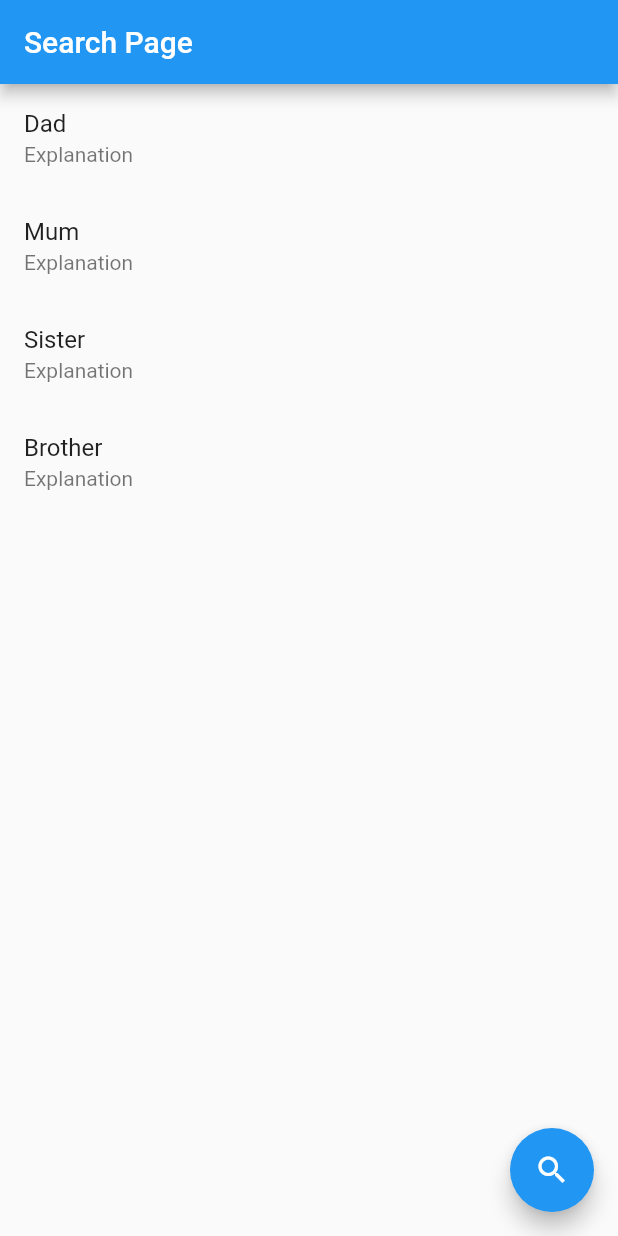
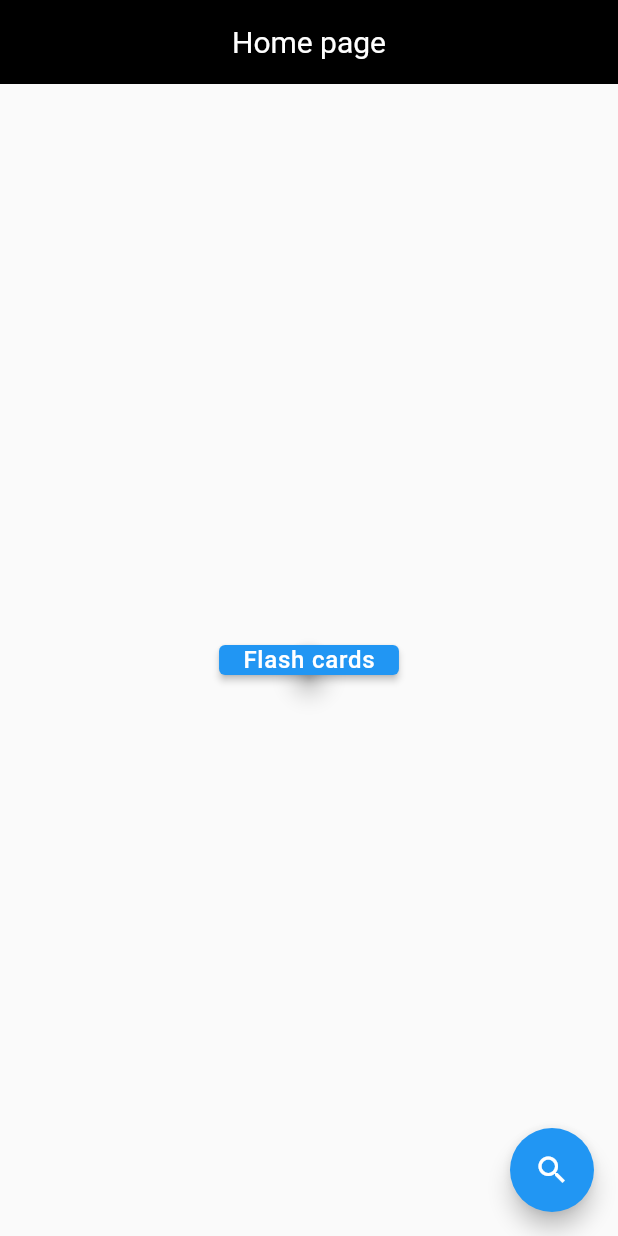
Before and after one commit to eba472/mango-mobile, a Flutter app: the screen it shows after launch, on a phone screen of 412 x 824 dp. Run offline on Flutter 3.47's test engine with Material 2 defaults, Android fonts, the phone set to English and light mode, and no system bars; our stand-ins replace google_fonts; Roboto replaces fonts that are missing (Acme).

Commit message:
#28
~Added google fonts
~TextStyle
~Flash card menu
etc

```diff
--- a/mobile/lib/main.dart
+++ b/mobile/lib/main.dart
@@ -1,10 +1,9 @@
-// ignore_for_file: avoid_print
+// ignore_for_file: avoid_print, prefer_const_constructors
 
 import 'package:flutter/material.dart';
 import 'package:mobile/search_page.dart';
+import 'package:google_fonts/google_fonts.dart';
 
-/// This is a very simple class, used to
-/// demo the `SearchPage` package
 class Words implements Comparable<Words> {
   final String chars;
 
@@ -33,10 +32,12 @@ class MyApp extends StatelessWidget {
 
 class MyHomePage extends StatelessWidget {
   static const word = [
-    Words('Dad'),
-    Words('Mum'),
+    Words('Father'),
+    Words('Mother'),
     Words('Sister'),
     Words('Brother'),
+    Words('Dog'),
+    Words('Apple'),
   ];
 
   const MyHomePage({super.key});
@@ -45,19 +46,54 @@ class MyHomePage extends StatelessWidget {
   Widget build(BuildContext context) {
     return Scaffold(
       appBar: AppBar(
-        title: const Text('Search Page'),
+        backgroundColor: Colors.black,
+        elevation: 0.0,
+        centerTitle: true,
+        title: Text(
+          'Home page',
+          style: GoogleFonts.acme(
+            textStyle: Theme.of(context).textTheme.headline4,
+            color: Color.fromARGB(255, 255, 255, 255),
+            fontSize: 20.0,
+          ),
+        ),
       ),
-      body: ListView.builder(
-        itemCount: word.length,
-        itemBuilder: (context, index) {
-          final word_s = word[index];
-
-          return ListTile(
-            title: Text(word_s.chars),
-            subtitle: Text('Explanation'),
-          );
-        },
-      ),
+      body: Center(
+          child: SizedBox(
+        width: 300.0,
+        height: 20.0,
+        child: FloatingActionButton(
+          // hoverElevation: 10,
+          // children: <Widget>[
+          //   SizedBox(height: 15.0),
+          //   Text(
+          //     'Flash cards',
+          //     style: GoogleFonts.acme(
+          //       textStyle: Theme.of(context).textTheme.headline4,
+          //       color: Color.fromARGB(255, 204, 105, 39),
+          //       fontSize: 24.0,
+          //     ),
+          //   ),
+          // ],
+          onPressed: () {},
+          child: ElevatedButton(
+            child: Text(
+              'Flash cards',
+              style: GoogleFonts.acme(
+                textStyle: TextStyle(color: Colors.blue, letterSpacing: .5),
+                color: const Color.fromARGB(255, 255, 255, 255),
+                fontSize: 16.0,
+              ),
+            ),
+            onPressed: () {
+              Navigator.push(
+                context,
+                MaterialPageRoute(builder: (context) => const FlashCards()),
+              );
+            },
+          ),
+        ),
+      )),
       floatingActionButton: FloatingActionButton(
         tooltip: 'Search words',
         onPressed: () => showSearch(
@@ -72,11 +108,11 @@ class MyHomePage extends StatelessWidget {
             failure: const Center(
               child: Text('No way :('),
             ),
-            filter: (word_s) => [
-              word_s.chars,
+            filter: (wordS) => [
+              wordS.chars,
             ],
-            builder: (word_s) => ListTile(
-              title: Text(word_s.chars),
+            builder: (wordS) => ListTile(
+              title: Text(wordS.chars),
             ),
           ),
         ),
@@ -85,3 +121,38 @@ class MyHomePage extends StatelessWidget {
     );
   }
 }
+
+class FlashCards extends StatelessWidget {
+  const FlashCards({super.key});
+
+  @override
+  Widget build(BuildContext context) {
+    return Scaffold(
+      appBar: AppBar(
+        title: Text(
+          'Flash Card',
+          style: GoogleFonts.acme(
+            textStyle: Theme.of(context).textTheme.headline4,
+            color: const Color.fromARGB(255, 255, 255, 255),
+            fontSize: 20.0,
+          ),
+        ),
+      ),
+      body: Center(
+        child: ElevatedButton(
+          onPressed: () {
+            Navigator.pop(context);
+          },
+          child: Text(
+            'Go back!',
+            style: GoogleFonts.acme(
+              textStyle: Theme.of(context).textTheme.headline4,
+              color: const Color.fromARGB(255, 255, 255, 255),
+              fontSize: 16.0,
+            ),
+          ),
+        ),
+      ),
+    );
+  }
+}
--- a/mobile/pubspec.yaml
+++ b/mobile/pubspec.yaml
@@ -38,6 +38,7 @@ dependencies:
   # The following adds the Cupertino Icons font to your application.
   # Use with the CupertinoIcons class for iOS style icons.
   cupertino_icons: ^1.0.2
+  google_fonts: ^3.0.1
 
 dev_dependencies:
   flutter_test:
```
Also changed, not shown: mobile/pubspec.lock, 1 other file.
